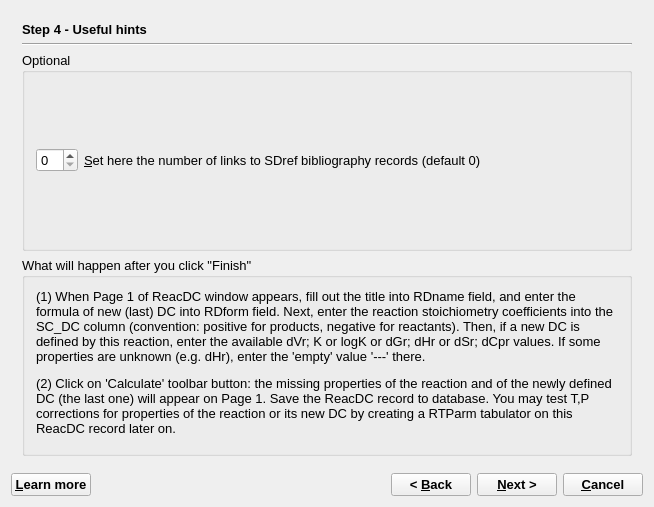
Old version of the form GUI/Dialogs4/ReacDCWizard4.ui in the repository gemshub/GEMSGUI.
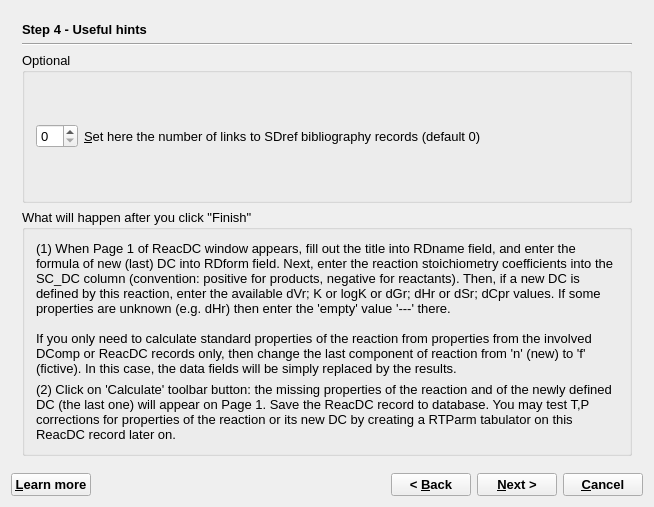
New version of the form. The open tabs and pages were chosen to show the change. Icons and pictures are not drawn.

Diff of the .ui file:
```diff
--- a/GUI/Dialogs4/ReacDCWizard4.ui
+++ b/GUI/Dialogs4/ReacDCWizard4.ui
@@ -1128,7 +1128,9 @@
           <item row="0" column="0">
            <widget class="QLabel" name="textLabel12">
             <property name="text">
-             <string>(1) When Page 1 of ReacDC window appears, fill out the title into RDname field, and enter the formula of new (last) DC into RDform field. Next, enter the reaction stoichiometry coefficients into the SC_DC column (convention: positive for products, negative for reactants). Then, if a new DC is defined by this reaction, enter the available dVr; K or logK or dGr; dHr or dSr; dCpr values. If some properties are unknown (e.g. dHr), enter the 'empty' value '---' there.</string>
+             <string>(1) When Page 1 of ReacDC window appears, fill out the title into RDname field, and enter the formula of new (last) DC into RDform field. Next, enter the reaction stoichiometry coefficients into the SC_DC column (convention: positive for products, negative for reactants). Then, if a new DC is defined by this reaction, enter the available dVr; K or logK or dGr; dHr or dSr; dCpr values. If some properties are unknown (e.g. dHr) then enter the 'empty' value '---' there.
+
+If you only need to calculate standard properties of the reaction from properties from the involved DComp or ReacDC records only, then change the last component of reaction from 'n' (new) to 'f' (fictive). In this case, the data fields will be simply replaced by the results.</string>
             </property>
             <property name="alignment">
              <set>Qt::AlignVCenter</set>
```
Left out of the diff: 14 changed lines with no effect on the pictures.
